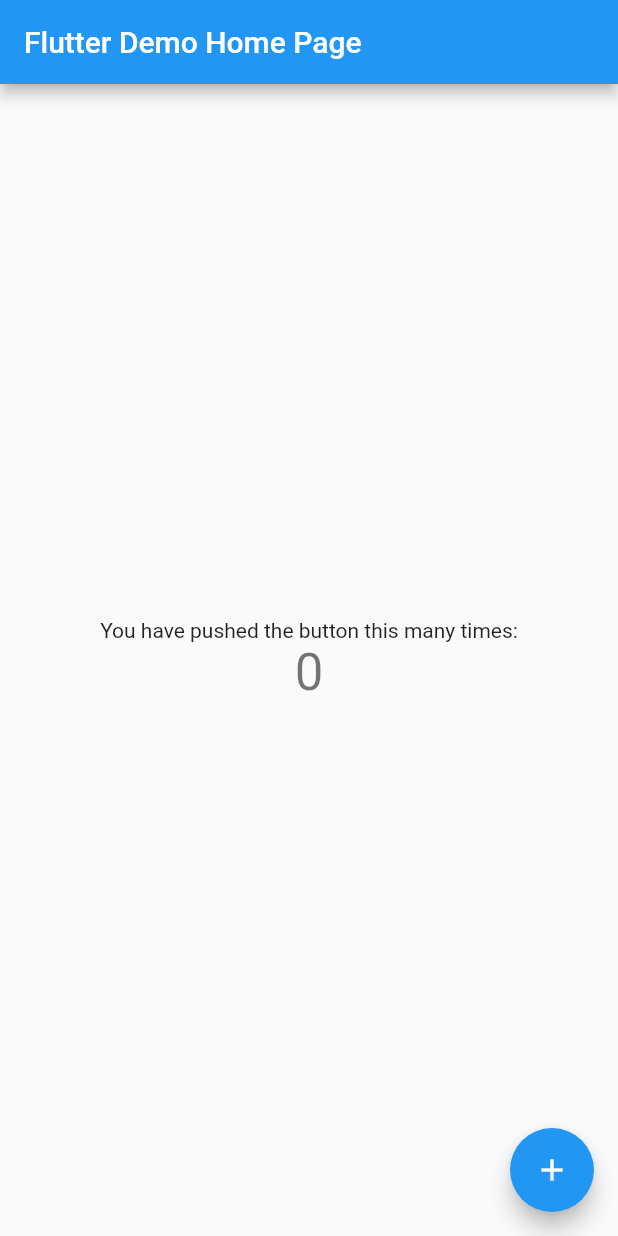
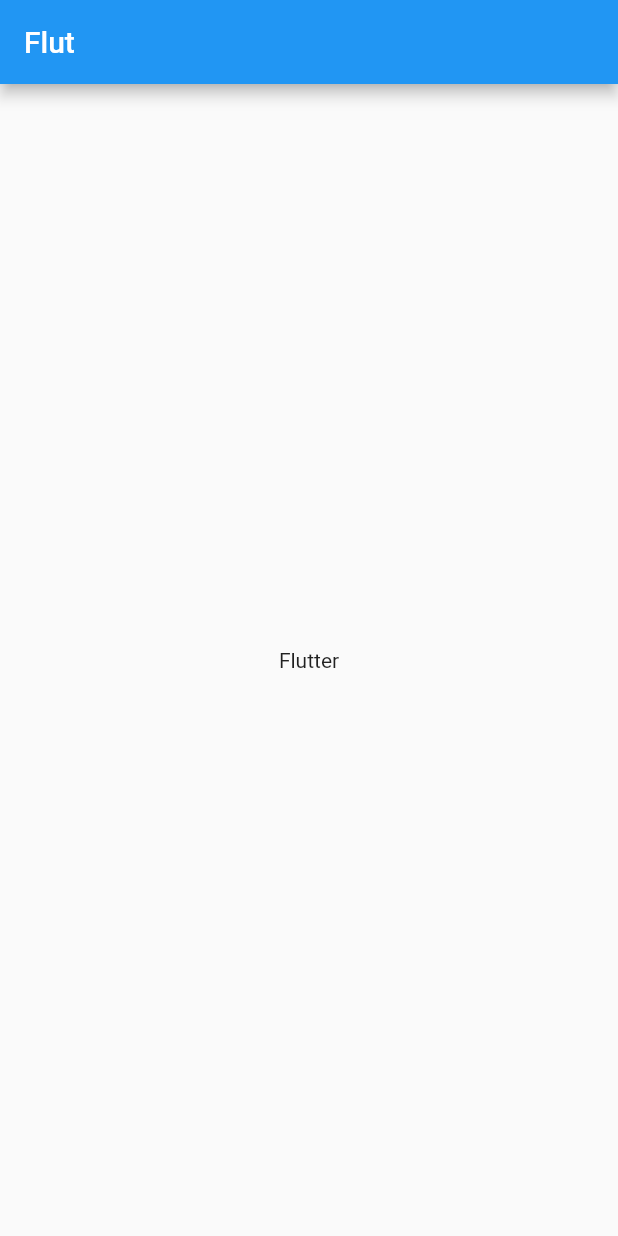
Before and after one commit to alcatraz619/30DaysOfFlutter, a Flutter app: the screen it shows after launch, on a phone screen of 412 x 824 dp. Run offline on Flutter 3.47's test engine with Material 2 defaults, Android fonts, the phone set to English and light mode, and no system bars.

Commit message:
chapter 1 completer

```diff
--- a/lib/main.dart
+++ b/lib/main.dart
@@ -1,115 +1,22 @@
+import 'package:flutter/material.dart';
+
 import 'package:flutter/material.dart';
 
 void main() {
-  runApp(const MyApp());
+  runApp(MaterialApp(
+    title: "Awesome app",
+    home: HomePage(),
+  ));
 }
 
-class MyApp extends StatelessWidget {
-  const MyApp({Key? key}) : super(key: key);
-
-  // This widget is the root of your application.
+class HomePage extends StatelessWidget {
   @override
   Widget build(BuildContext context) {
-    return MaterialApp(
-      title: 'Flutter Demo',
-      theme: ThemeData(
-        // This is the theme of your application.
-        //
-        // Try running your application with "flutter run". You'll see the
-        // application has a blue toolbar. Then, without quitting the app, try
-        // changing the primarySwatch below to Colors.green and then invoke
-        // "hot reload" (press "r" in the console where you ran "flutter run",
-        // or simply save your changes to "hot reload" in a Flutter IDE).
-        // Notice that the counter didn't reset back to zero; the application
-        // is not restarted.
-        primarySwatch: Colors.blue,
+    return Scaffold(
+      appBar: AppBar(
+        title: Text("Flut"),
       ),
-      home: const MyHomePage(title: 'Flutter Demo Home Page'),
+      body: Container(child: Center(child: Text("Flutter"))),
     );
   }
 }
-
-class MyHomePage extends StatefulWidget {
-  const MyHomePage({Key? key, required this.title}) : super(key: key);
-
-  // This widget is the home page of your application. It is stateful, meaning
-  // that it has a State object (defined below) that contains fields that affect
-  // how it looks.
-
-  // This class is the configuration for the state. It holds the values (in this
-  // case the title) provided by the parent (in this case the App widget) and
-  // used by the build method of the State. Fields in a Widget subclass are
-  // always marked "final".
-
-  final String title;
-
-  @override
-  State<MyHomePage> createState() => _MyHomePageState();
-}
-
-class _MyHomePageState extends State<MyHomePage> {
-  int _counter = 0;
-
-  void _incrementCounter() {
-    setState(() {
-      // This call to setState tells the Flutter framework that something has
-      // changed in this State, which causes it to rerun the build method below
-      // so that the display can reflect the updated values. If we changed
-      // _counter without calling setState(), then the build method would not be
-      // called again, and so nothing would appear to happen.
-      _counter++;
-    });
-  }
-
-  @override
-  Widget build(BuildContext context) {
-    // This method is rerun every time setState is called, for instance as done
-    // by the _incrementCounter method above.
-    //
-    // The Flutter framework has been optimized to make rerunning build methods
-    // fast, so that you can just rebuild anything that needs updating rather
-    // than having to individually change instances of widgets.
-    return Scaffold(
-      appBar: AppBar(
-        // Here we take the value from the MyHomePage object that was created by
-        // the App.build method, and use it to set our appbar title.
-        title: Text(widget.title),
-      ),
-      body: Center(
-        // Center is a layout widget. It takes a single child and positions it
-        // in the middle of the parent.
-        child: Column(
-          // Column is also a layout widget. It takes a list of children and
-          // arranges them vertically. By default, it sizes itself to fit its
-          // children horizontally, and tries to be as tall as its parent.
-          //
-          // Invoke "debug painting" (press "p" in the console, choose the
-          // "Toggle Debug Paint" action from the Flutter Inspector in Android
-          // Studio, or the "Toggle Debug Paint" command in Visual Studio Code)
-          // to see the wireframe for each widget.
-          //
-          // Column has various properties to control how it sizes itself and
-          // how it positions its children. Here we use mainAxisAlignment to
-          // center the children vertically; the main axis here is the vertical
-          // axis because Columns are vertical (the cross axis would be
-          // horizontal).
-          mainAxisAlignment: MainAxisAlignment.center,
-          children: <Widget>[
-            const Text(
-              'You have pushed the button this many times:',
-            ),
-            Text(
-              '$_counter',
-              style: Theme.of(context).textTheme.headline4,
-            ),
-          ],
-        ),
-      ),
-      floatingActionButton: FloatingActionButton(
-        onPressed: _incrementCounter,
-        tooltip: 'Increment',
-        child: const Icon(Icons.add),
-      ), // This trailing comma makes auto-formatting nicer for build methods.
-    );
-  }
-}
```
